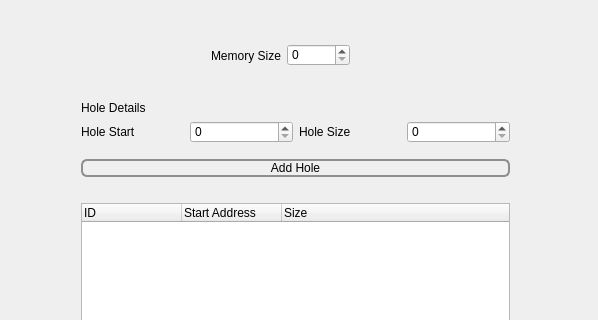
Above: GUI/MemoryAllocationGUI/mainwindow.ui from lameesemad1996/MemoryAllocation before the change; both pictures show x 0 to 598 and y 0 to 320 of the 598 by 460 pixel window. Below: the same form after it.
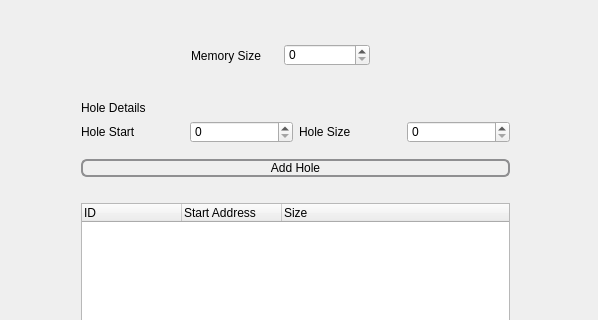
That is the form after the change.

Patch:
```diff
--- a/GUI/MemoryAllocationGUI/mainwindow.ui
+++ b/GUI/MemoryAllocationGUI/mainwindow.ui
@@ -149,9 +149,9 @@
    <widget class="QWidget" name="horizontalLayoutWidget">
     <property name="geometry">
      <rect>
-      <x>200</x>
+      <x>180</x>
       <y>30</y>
-      <width>161</width>
+      <width>201</width>
       <height>51</height>
      </rect>
     </property>
```
